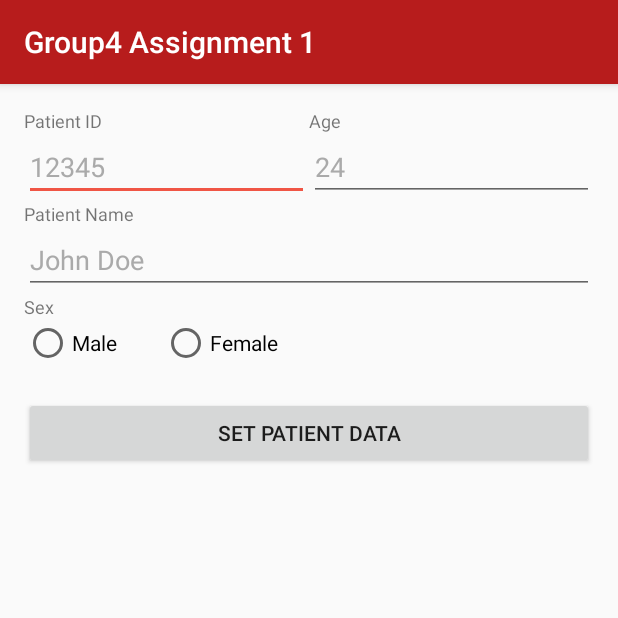
After one commit to royswastik/activity_tracker, an Android app: the PatientDataActivity screen opened directly, with no data from a screen before it, on a phone screen of 412 x 824 dp, the top half of it. The commit adds this screen. Run offline under Robolectric (Android 15) with nearby library versions, the phone set to English and light mode, and no system bars.

Commit message:
Update project functionality

```diff
--- a/app/build.gradle
+++ b/app/build.gradle
@@ -27,5 +27,7 @@ dependencies {
     compile 'com.android.support:appcompat-v7:25.3.1'
     compile 'com.android.support.constraint:constraint-layout:1.0.2'
     compile 'com.jjoe64:graphview:4.2.1'
+
+    compile 'com.android.support:cardview-v7:25.0.0'
     testCompile 'junit:junit:4.12'
 }
--- a/app/src/main/java/swastikroy/com/mobile_computing_assignment1/models/HealthDatum.java
+++ b/app/src/main/java/swastikroy/com/mobile_computing_assignment1/models/HealthDatum.java
@@ -28,4 +28,6 @@ public class HealthDatum {
     public void setY(double y) {
         this.y = y;
     }
+
+
 }
--- /dev/null
+++ b/app/src/main/java/swastikroy/com/mobile_computing_assignment1/util/PatientDataActivity.java
@@ -0,0 +1,15 @@
+package swastikroy.com.mobile_computing_assignment1.util;
+
+import android.support.v7.app.AppCompatActivity;
+import android.os.Bundle;
+
+import swastikroy.com.mobile_computing_assignment1.R;
+
+public class PatientDataActivity extends AppCompatActivity {
+
+    @Override
+    protected void onCreate(Bundle savedInstanceState) {
+        super.onCreate(savedInstanceState);
+        setContentView(R.layout.activity_patient_data);
+    }
+}
--- /dev/null
+++ b/app/src/main/res/layout/activity_patient_data.xml
@@ -0,0 +1,107 @@
+<?xml version="1.0" encoding="utf-8"?>
+<LinearLayout xmlns:android="http://schemas.android.com/apk/res/android"
+    xmlns:tools="http://schemas.android.com/tools"
+    android:id="@+id/activity_patient_data"
+    android:layout_width="match_parent"
+    android:layout_height="match_parent"
+    android:paddingBottom="@dimen/activity_vertical_margin"
+    android:paddingLeft="@dimen/activity_horizontal_margin"
+    android:paddingRight="@dimen/activity_horizontal_margin"
+    android:paddingTop="@dimen/activity_vertical_margin"
+    android:orientation="vertical"
+    tools:context="swastikroy.com.mobile_computing_assignment1.util.PatientDataActivity">
+
+    <LinearLayout
+        android:layout_width="match_parent"
+        android:layout_height="wrap_content"
+        android:orientation="horizontal">
+        <LinearLayout
+            android:layout_width="0dp"
+            android:layout_weight="1"
+            android:orientation="vertical"
+            android:layout_height="wrap_content">
+            <TextView
+                android:layout_width="match_parent"
+                android:layout_height="wrap_content"
+                style="@style/patient_label"
+                android:text="Patient ID"/>
+            <EditText
+                android:layout_width="match_parent"
+                android:layout_height="wrap_content"
+                android:maxLines="1"
+                android:id="@+id/patient_id"
+                android:textColorHint="@android:color/darker_gray"
+                android:hint="12345"/>
+        </LinearLayout>
+        <LinearLayout
+            android:layout_width="0dp"
+            android:layout_weight="1"
+            android:orientation="vertical"
+            android:layout_height="wrap_content">
+            <TextView
+                android:layout_width="match_parent"
+                android:layout_height="wrap_content"
+                style="@style/patient_label"
+                android:text="Age"/>
+            <EditText
+                android:id="@+id/patient_age"
+                android:layout_width="match_parent"
+                android:layout_height="wrap_content"
+                android:maxLines="1"
+                android:inputType="number"
+                android:textColorHint="@android:color/darker_gray"
+                android:hint="24"/>
+        </LinearLayout>
+    </LinearLayout>
+
+    <LinearLayout
+        android:layout_width="match_parent"
+        android:orientation="vertical"
+        android:layout_height="wrap_content">
+        <TextView
+            android:layout_width="match_parent"
+            android:layout_height="wrap_content"
+            style="@style/patient_label"
+            android:text="Patient Name"/>
+        <EditText
+            android:id="@+id/patient_name"
+            android:layout_width="match_parent"
+            android:layout_height="wrap_content"
+            android:maxLines="1"
+            android:textColorHint="@android:color/darker_gray"
+            android:hint="John Doe"/>
+    </LinearLayout>
+
+
+    <LinearLayout
+        android:layout_width="match_parent"
+        android:orientation="vertical"
+        android:layout_height="wrap_content">
+        <TextView
+            android:layout_width="match_parent"
+            android:layout_height="wrap_content"
+            style="@style/patient_label"
+            android:text="Sex"/>
+        <RadioGroup
+            android:layout_width="match_parent"
+            android:orientation="horizontal"
+            android:layout_height="wrap_content">
+            <RadioButton
+                android:text="Male"
+                android:layout_width="wrap_content"
+                android:layout_marginRight="30dp"
+                android:layout_height="wrap_content" />
+            <RadioButton
+                android:text="Female"
+                android:layout_width="wrap_content"
+                android:layout_height="wrap_content" />
+        </RadioGroup>
+    </LinearLayout>
+    <Button
+        android:id="@+id/patient_save"
+        android:layout_marginTop="20dp"
+        android:onClick="savePatient"
+        android:layout_width="match_parent"
+        android:layout_height="wrap_content"
+        android:text="Set Patient Data"/>
+</LinearLayout>
--- /dev/null
+++ b/app/src/main/res/values-w820dp/dimens.xml
@@ -0,0 +1,6 @@
+<resources>
+    <!-- Example customization of dimensions originally defined in res/values/dimens.xml
+         (such as screen margins) for screens with more than 820dp of available width. This
+         would include 7" and 10" devices in landscape (~960dp and ~1280dp respectively). -->
+    <dimen name="activity_horizontal_margin">64dp</dimen>
+</resources>
--- a/app/src/main/res/values/colors.xml
+++ b/app/src/main/res/values/colors.xml
@@ -1,6 +1,6 @@
 <?xml version="1.0" encoding="utf-8"?>
 <resources>
-    <color name="colorPrimary">#3F51B5</color>
-    <color name="colorPrimaryDark">#303F9F</color>
-    <color name="colorAccent">#FF4081</color>
+    <color name="colorPrimary">#b71c1c</color>
+    <color name="colorPrimaryDark">#7f0000</color>
+    <color name="colorAccent">#f05545</color>
 </resources>
--- /dev/null
+++ b/app/src/main/res/values/dimens.xml
@@ -0,0 +1,5 @@
+<resources>
+    <!-- Default screen margins, per the Android Design guidelines. -->
+    <dimen name="activity_horizontal_margin">16dp</dimen>
+    <dimen name="activity_vertical_margin">16dp</dimen>
+</resources>
--- a/app/src/main/res/values/strings.xml
+++ b/app/src/main/res/values/strings.xml
@@ -1,3 +1,3 @@
 <resources>
-    <string name="app_name">mobile_computing_assignment1</string>
+    <string name="app_name">Group4 Assignment 1</string>
 </resources>
--- a/app/src/main/res/values/styles.xml
+++ b/app/src/main/res/values/styles.xml
@@ -8,4 +8,10 @@
         <item name="colorAccent">@color/colorAccent</item>
     </style>
 
+    <style name="patient_label">
+        <item name="android:textSize">12sp</item>
+    </style>
+    <style name="patient_editText">
+        <item name="android:textSize">18sp</item>
+    </style>
 </resources>
--- a/build.gradle
+++ b/build.gradle
@@ -5,7 +5,7 @@ buildscript {
         jcenter()
     }
     dependencies {
-        classpath 'com.android.tools.build:gradle:2.3.0'
+        classpath 'com.android.tools.build:gradle:2.2.3'
 
         // NOTE: Do not place your application dependencies here; they belong
         // in the individual module build.gradle files
```
Also changed, not shown: app/src/main/AndroidManifest.xml (+6 -2 lines), app/src/main/java/swastikroy/com/mobile_computing_assignment1/MainActivity.java (+11 -0 lines), app/src/main/java/swastikroy/com/mobile_computing_assignment1/MainActivity2.java (added, +249 -0 lines), app/src/main/java/swastikroy/com/mobile_computing_assignment1/SplashActivity.java (added, +31 -0 lines), app/src/main/java/swastikroy/com/mobile_computing_assignment1/models/Patient.java (added, +44 -0 lines), app/src/main/java/swastikroy/com/mobile_computing_assignment1/util/NotificationUtil.java (added, +14 -0 lines), app/src/main/java/swastikroy/com/mobile_computing_assignment1/util/RandomHealthDataGenerator.java (+11 -1 lines), app/src/main/res/layout/activity_health_monitor.xml (+34 -1 lines), app/src/main/res/layout/activity_splash.xml (added, +38 -0 lines), app/src/main/res/drawable/heart_logo.png (added).
